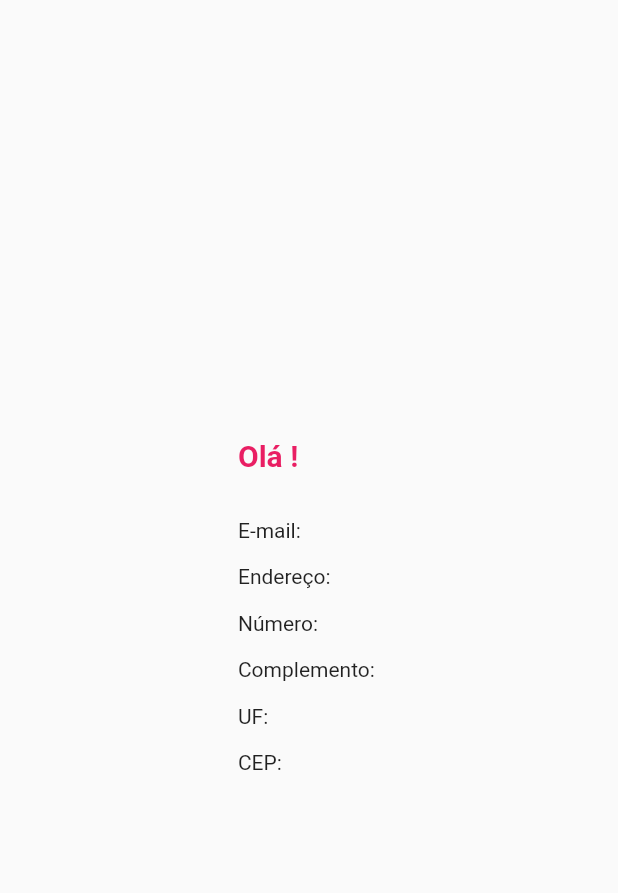
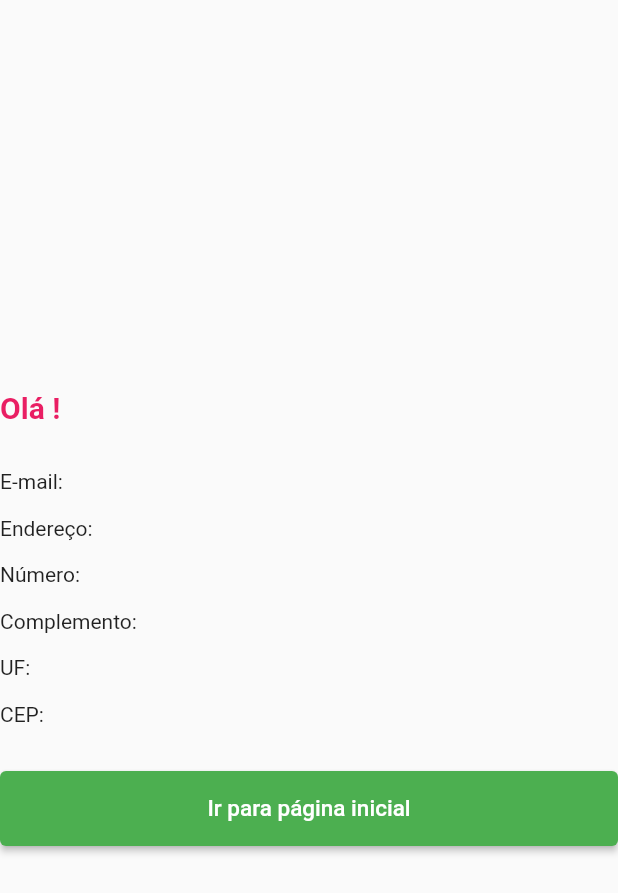
Before and after one commit to drisabelles/hortifruti-ecommerce, a Flutter app: the Profile screen opened directly with empty values, on a phone screen of 412 x 824 dp. Shown: the top 893 px of the screen. Run offline on Flutter 3.47's test engine with Material 2 defaults, Android fonts, the phone set to English and light mode, and no system bars; our stand-ins replace string_validator.

Commit message:
fix: fixing some small things

```diff
--- a/lib/screens/login.dart
+++ b/lib/screens/login.dart
@@ -72,7 +72,7 @@ class _LoginState extends State<Login> {
                     child: ElevatedButton(
                       onPressed: () {
                         if (formKey.currentState!.validate()) {
-                          Navigator.of(context).pushNamed('/products')  ;
+                          Navigator.of(context).pushNamed('/home')  ;
                         }
                       },
                       child: const Text(
--- a/lib/screens/products.dart
+++ b/lib/screens/products.dart
@@ -78,7 +78,7 @@ class _ProductsState extends State<Products> {
                   )
                 ),
                 if (itens.lista.contains(table[product]))
-                  Icon(Icons.shopping_cart, color: Colors.deepOrange, size: 8)
+                  Icon(Icons.shopping_cart, color: Colors.deepOrange, size: 10)
               ],
             ),
             trailing: Text(
--- a/lib/screens/profile.dart
+++ b/lib/screens/profile.dart
@@ -1,17 +1,19 @@
 import 'package:flutter/material.dart';
 
 class Profile extends StatelessWidget {
-  String nome, email, endereco, numero, complemento, uf, cep;
+  final String nome, email, endereco, numero, complemento, uf, cep;
 
   Profile(
-      {required this.nome,
+    {
+      required this.nome,
       required this.email,
       required this.endereco,
       required this.numero,
       required this.complemento,
       required this.uf,
-      required this.cep}
-    );
+      required this.cep
+    }
+  );
 
   @override
   Widget build(BuildContext context) {
@@ -35,9 +37,25 @@ class Profile extends StatelessWidget {
               Text('UF: ${uf}'),
               const SizedBox(height: 15,),
               Text('CEP: ${cep}'),
-              const SizedBox(height: 15,),
+              const SizedBox(height: 30,),
+              SizedBox(
+                width: double.infinity,
+                height: 50,
+                child: ElevatedButton(
+                  onPressed: () {
+                    Navigator.of(context).pushNamed('/home');
+                  },
+                  child: const Text(
+                    'Ir para página inicial',
+                    style: TextStyle(
+                      fontSize: 15, fontWeight: FontWeight.w500
+                    )
+                  ),
+                ),
+              ),
             ],
           ),
+
         )
       );
   }
```
Also changed, not shown: lib/main.dart (+5 -3 lines), lib/screens/home.dart (added, +71 -0 lines), 1 other file.
